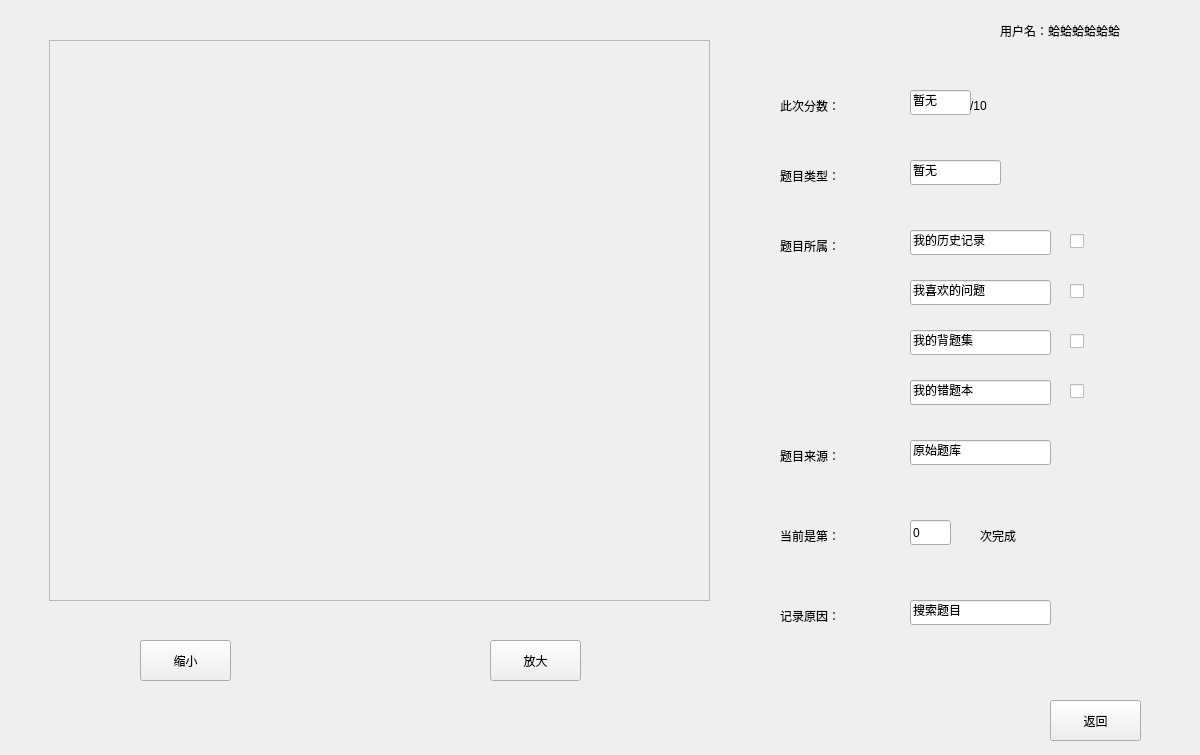
Before: the Qt Designer form ui/Analyse.ui in Harahan/BUAA-python-programming-2022-summer, drawn with Qt 5.
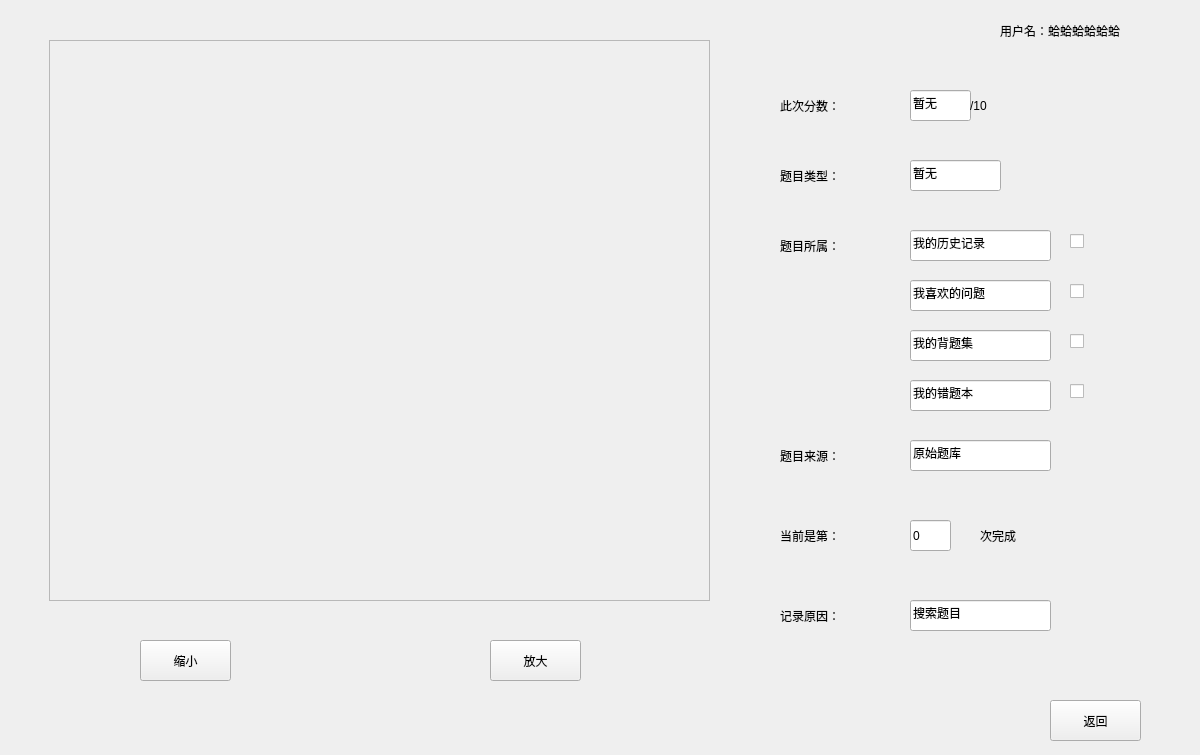
After: the same form once the commit is applied.

The edit to the form file:
```diff
--- a/ui/Analyse.ui
+++ b/ui/Analyse.ui
@@ -131,7 +131,7 @@
      <x>910</x>
      <y>230</y>
      <width>141</width>
-     <height>25</height>
+     <height>31</height>
     </rect>
    </property>
    <property name="styleSheet">
@@ -150,7 +150,7 @@
      <x>910</x>
      <y>280</y>
      <width>141</width>
-     <height>25</height>
+     <height>31</height>
     </rect>
    </property>
    <property name="styleSheet">
@@ -169,7 +169,7 @@
      <x>910</x>
      <y>330</y>
      <width>141</width>
-     <height>25</height>
+     <height>31</height>
     </rect>
    </property>
    <property name="styleSheet">
@@ -188,7 +188,7 @@
      <x>910</x>
      <y>380</y>
      <width>141</width>
-     <height>25</height>
+     <height>31</height>
     </rect>
    </property>
    <property name="styleSheet">
@@ -259,7 +259,7 @@
      <x>910</x>
      <y>160</y>
      <width>91</width>
-     <height>25</height>
+     <height>31</height>
     </rect>
    </property>
    <property name="styleSheet">
@@ -278,7 +278,7 @@
      <x>910</x>
      <y>90</y>
      <width>61</width>
-     <height>25</height>
+     <height>31</height>
     </rect>
    </property>
    <property name="styleSheet">
@@ -329,7 +329,7 @@
      <x>910</x>
      <y>440</y>
      <width>141</width>
-     <height>25</height>
+     <height>31</height>
     </rect>
    </property>
    <property name="styleSheet">
@@ -364,7 +364,7 @@
      <x>910</x>
      <y>520</y>
      <width>41</width>
-     <height>25</height>
+     <height>31</height>
     </rect>
    </property>
    <property name="styleSheet">
@@ -399,7 +399,7 @@
      <x>910</x>
      <y>600</y>
      <width>141</width>
-     <height>25</height>
+     <height>31</height>
     </rect>
    </property>
    <property name="styleSheet">
```
